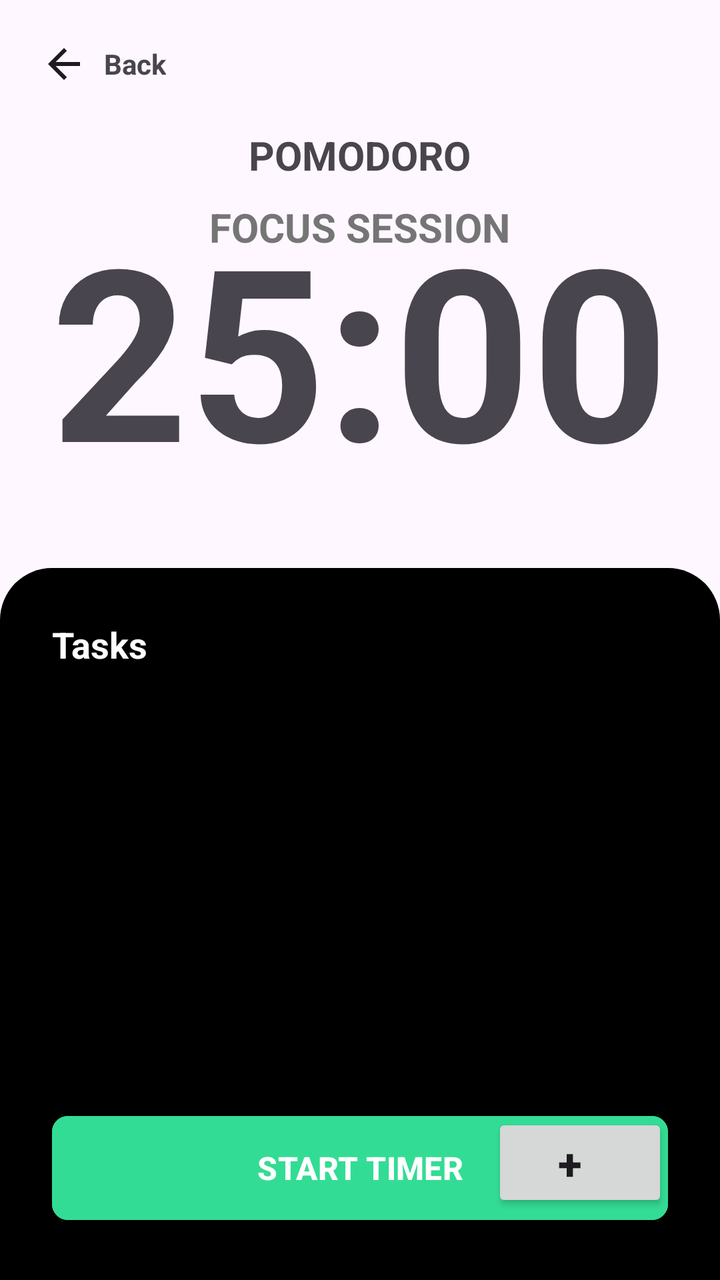
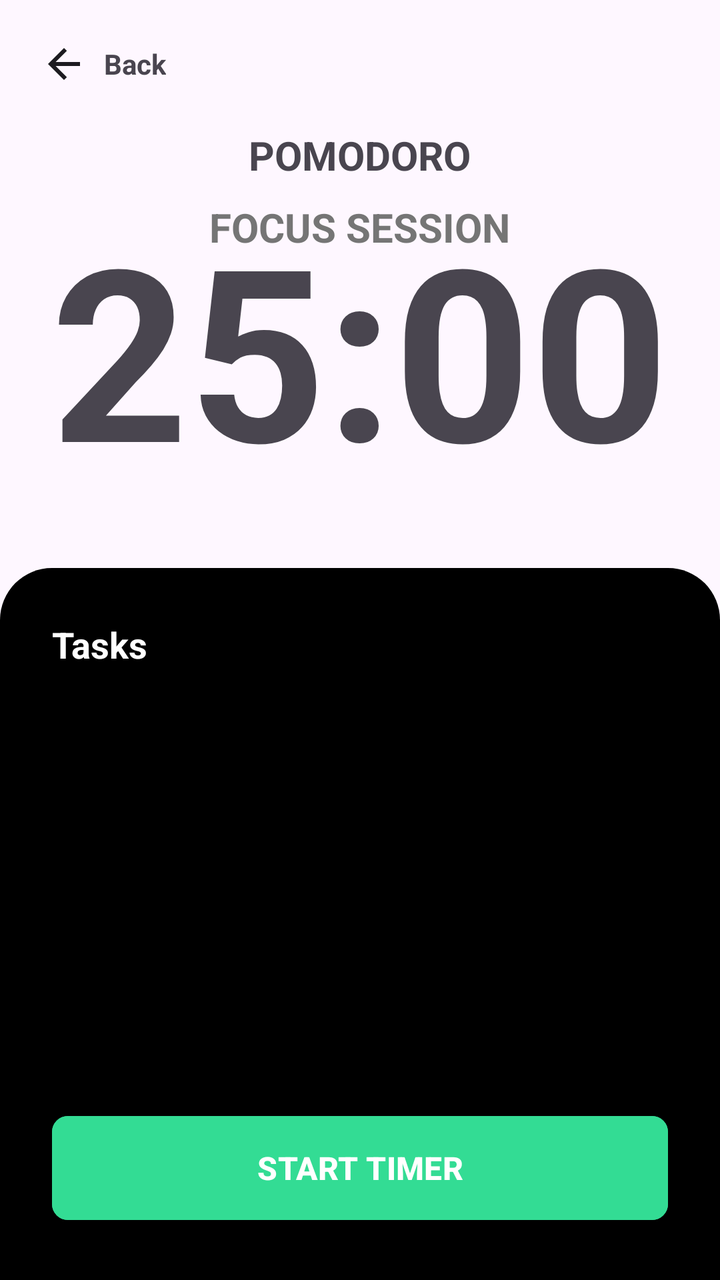

Two renders of the same Android screen: before a commit and after it. Below are the layout's source before the change and the commit's diff.
<!-- AndroidManifest.xml: application theme Theme.Syncly -->
<!-- res/layout/activity_pomodoro.xml -->
<?xml version="1.0" encoding="utf-8"?>
<LinearLayout xmlns:android="http://schemas.android.com/apk/res/android"
    xmlns:app="http://schemas.android.com/apk/res-auto"
    xmlns:tools="http://schemas.android.com/tools"
    android:id="@+id/main"
    android:layout_width="match_parent"
    android:layout_height="match_parent"
    android:orientation="vertical"
    tools:context=".activities.Pomodoro">
    <LinearLayout
        android:layout_width="wrap_content"
        android:layout_height="wrap_content"
        android:orientation="horizontal"
        android:gravity="center"
        android:layout_margin="20dp"
        android:id="@+id/backBtn">
        <ImageView
            android:layout_width="wrap_content"
            android:layout_height="wrap_content"
            android:src="@drawable/icon_arrow_back"
            android:layout_marginRight="8dp"/>
        <TextView
            android:layout_width="wrap_content"
            android:layout_height="wrap_content"
            android:text="Back"
            android:textStyle="bold"
            />
    </LinearLayout>
    <FrameLayout
        android:layout_width="match_parent"
        android:layout_height="220dp"
        android:orientation="vertical"
        android:gravity="center"
        >

        <TextView
            android:layout_width="wrap_content"
            android:layout_height="wrap_content"
            android:text="POMODORO"
            android:textStyle="bold"
            android:textSize="20dp"
            android:layout_gravity="center_horizontal"
            />
        <TextView
            android:layout_width="wrap_content"
            android:layout_height="wrap_content"
            android:text="FOCUS SESSION"
            android:textStyle="bold"
            android:textSize="20dp"
            android:id="@+id/modeStatus"
            android:textColor="@color/gray"
            android:layout_gravity="center_horizontal"
            android:layout_marginTop="36dp"
            />
        <TextView
            android:layout_width="wrap_content"
            android:layout_height="wrap_content"
            android:text="25:00"
            android:textStyle="bold"
            android:textSize="120dp"
            android:id="@+id/timer"
            android:layout_gravity="center"
            />
        <com.google.android.material.button.MaterialButton
            android:layout_width="wrap_content"
            android:layout_height="wrap_content"
            android:text="RESET"
            android:layout_marginBottom="4dp"
            android:layout_gravity="center_horizontal|bottom"
            app:cornerRadius="8dp"
            android:backgroundTint="@color/black"
            android:textSize="12dp"
            android:visibility="gone"
            android:id="@+id/resetBtn"
            />

    </FrameLayout>
    <RelativeLayout
        android:layout_width="match_parent"
        android:layout_height="match_parent"
        android:background="@drawable/bg_rounded_top_black"
        android:padding="26dp"
        >
        <TextView
            android:layout_width="wrap_content"
            android:layout_height="wrap_content"
            android:text="Tasks"
            android:textColor="@color/white"
            android:textSize="18dp"
            android:textStyle="bold"
            android:id="@+id/title"
            />

        <androidx.recyclerview.widget.RecyclerView
            android:id="@+id/recyclerView"
            android:layout_width="match_parent"
            android:layout_height="match_parent"
            android:layout_above="@id/startBtn"
            android:layout_below="@id/title"
            android:layout_marginTop="8dp"
            android:layout_marginBottom="1dp" />

        <Button
                android:layout_width="wrap_content"
                android:layout_height="wrap_content"
                android:text="+"
                android:textStyle="bold"
                android:layout_alignParentBottom="true"
                android:paddingBottom="10dp"
                android:textSize="22dp"
                android:paddingRight="22dp"
                android:layout_above="@id/startBtn"
                android:layout_alignParentEnd="true"
                android:layout_marginBottom="8dp"
                />
        <com.google.android.material.button.MaterialButton
            android:layout_width="match_parent"
            android:layout_height="60dp"
            app:cornerRadius="8dp"
            android:text="START TIMER"
            android:backgroundTint="@color/green"
            android:textColor="@color/white"
            android:textStyle="bold"
            android:textSize="16dp"
            android:layout_alignParentBottom="true"
            app:rippleColor="#20000000"
            android:id="@+id/startBtn"/>

    </RelativeLayout>
</LinearLayout>
<!-- resources referenced by this layout -->
<resources>
  <color name="black">#FF000000</color>
  <color name="gray">#757575</color>
  <color name="green">#33DC94</color>
  <color name="white">#FFFFFFFF</color>
  <!-- drawable bg_rounded_top_black (drawable) -->
  <?xml version="1.0" encoding="utf-8"?>
  <shape xmlns:android="http://schemas.android.com/apk/res/android"
      android:shape="rectangle">
  
      <solid android:color="@color/black"/>
      <corners
          android:topLeftRadius="26dp"
          android:topRightRadius="26dp"
          android:bottomLeftRadius="0dp"
          android:bottomRightRadius="0dp"/>
  
  </shape>
  <!-- drawable icon_arrow_back (drawable) -->
  <vector xmlns:android="http://schemas.android.com/apk/res/android"
      android:width="24dp"
      android:height="24dp"
      android:viewportWidth="24"
      android:viewportHeight="24">
    <path
        android:pathData="M7.825,13L13.425,18.6L12,20L4,12L12,4L13.425,5.4L7.825,11H20V13H7.825Z"
        android:fillColor="#1D1B20"/>
  </vector>
  <style name="Theme.Syncly" parent="Base.Theme.Syncly" />
  <style name="Base.Theme.Syncly" parent="Theme.Material3.DayNight.NoActionBar">
          
          
      </style>
</resources>

<!-- the commit's change to res/layout/activity_pomodoro.xml (unified diff, before → after) -->
@@ -100,19 +100,6 @@
             android:layout_marginTop="8dp"
             android:layout_marginBottom="1dp" />
 
-        <Button
-                android:layout_width="wrap_content"
-                android:layout_height="wrap_content"
-                android:text="+"
-                android:textStyle="bold"
-                android:layout_alignParentBottom="true"
-                android:paddingBottom="10dp"
-                android:textSize="22dp"
-                android:paddingRight="22dp"
-                android:layout_above="@id/startBtn"
-                android:layout_alignParentEnd="true"
-                android:layout_marginBottom="8dp"
-                />
         <com.google.android.material.button.MaterialButton
             android:layout_width="match_parent"
             android:layout_height="60dp"
